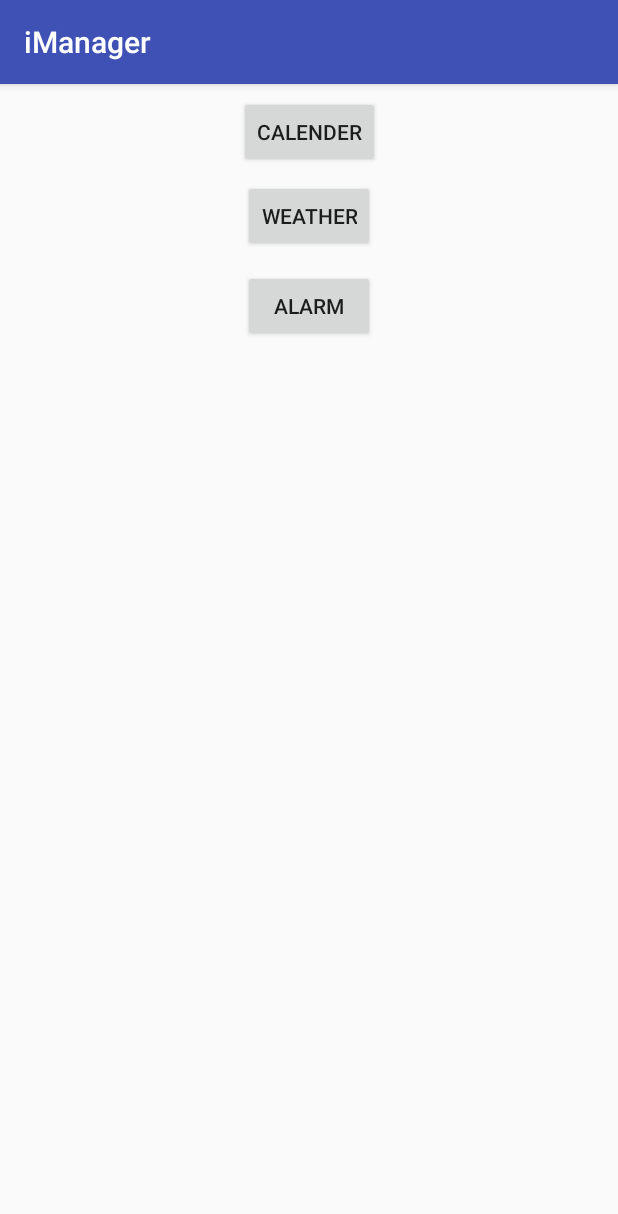
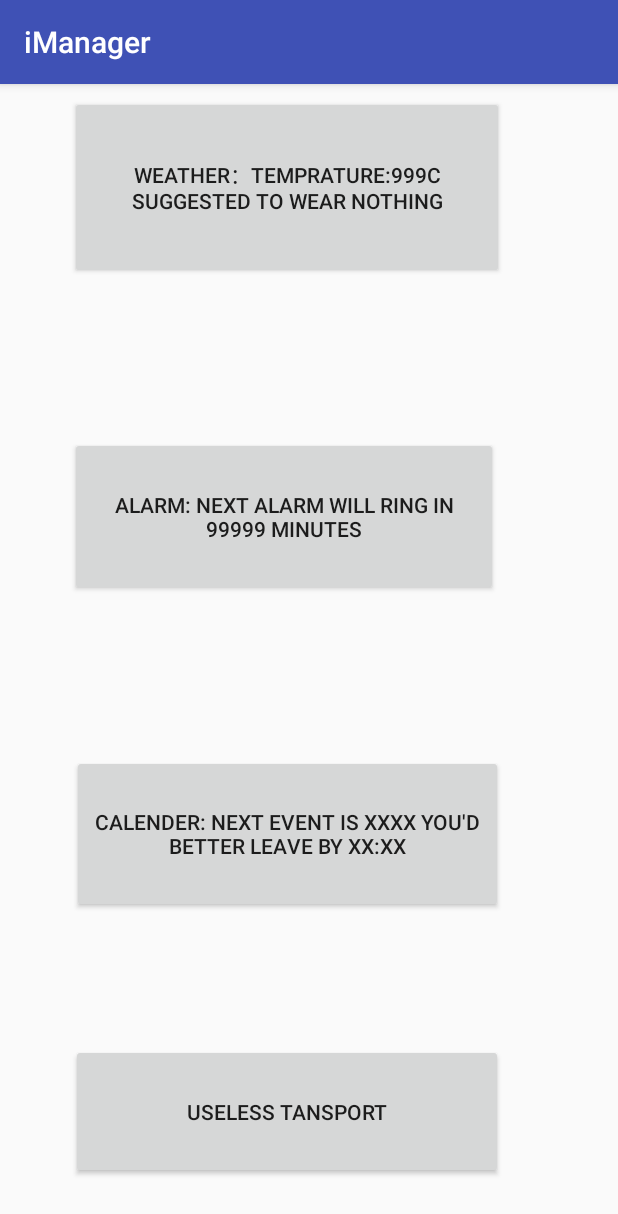
Before and after one commit to BarbaraJin/CS446, an Android app: the screen it shows after launch (MainActivity), on a phone screen of 412 x 824 dp. Shown: the top 1214 px of the screen. Run offline under Robolectric (Android 15) with nearby library versions, the phone set to English and light mode, and no system bars.

Commit message:
FIrst demo
demo demo demo

```diff
--- a/iManager/app/src/main/java/com/ziniuyimeixiang/imanager/MainActivity.java
+++ b/iManager/app/src/main/java/com/ziniuyimeixiang/imanager/MainActivity.java
@@ -35,6 +35,10 @@ public class MainActivity extends AppCompatActivity implements Observer{
         Intent weatherIntent = new Intent(MainActivity.this, Alarm.class);
         startActivity(weatherIntent);
     }
+    public void transClick(View view){
+        Intent weatherIntent = new Intent(MainActivity.this, TransActivity.class);
+        startActivity(weatherIntent);
+    }
     public void update(Observable o, Object arg) {
 
     }
--- a/iManager/app/src/main/res/layout/activity_main.xml
+++ b/iManager/app/src/main/res/layout/activity_main.xml
@@ -9,40 +9,69 @@
 
     <Button
         android:id="@+id/button"
-        android:layout_width="wrap_content"
-        android:layout_height="wrap_content"
+        android:layout_width="289dp"
+        android:layout_height="122dp"
+        android:layout_marginBottom="8dp"
         android:layout_marginEnd="8dp"
         android:layout_marginStart="8dp"
         android:layout_marginTop="8dp"
         android:onClick="weatherBottonClicked"
-        android:text="Weather"
+        android:text="Weather：temprature:999C Suggested to wear nothing"
+        app:layout_constraintBottom_toBottomOf="parent"
         app:layout_constraintEnd_toEndOf="parent"
+        app:layout_constraintHorizontal_bias="0.362"
         app:layout_constraintStart_toStartOf="parent"
-        app:layout_constraintTop_toBottomOf="@+id/button2" />
+        app:layout_constraintTop_toTopOf="parent"
+        app:layout_constraintVertical_bias="0.0" />
 
     <Button
         android:id="@+id/button2"
-        android:layout_width="wrap_content"
-        android:layout_height="wrap_content"
+        android:layout_width="287dp"
+        android:layout_height="105dp"
+        android:layout_marginBottom="8dp"
         android:layout_marginEnd="8dp"
         android:layout_marginStart="8dp"
         android:layout_marginTop="8dp"
         android:onClick="calenderBottonClicked"
-        android:text="calender"
+        android:text="calender: Next event is XXXX you'd better leave by XX:XX"
+        app:layout_constraintBottom_toBottomOf="parent"
         app:layout_constraintEnd_toEndOf="parent"
+        app:layout_constraintHorizontal_bias="0.37"
         app:layout_constraintStart_toStartOf="parent"
-        app:layout_constraintTop_toTopOf="parent" />
+        app:layout_constraintTop_toTopOf="parent"
+        app:layout_constraintVertical_bias="0.679" />
 
     <Button
         android:id="@+id/button3"
-        android:layout_width="wrap_content"
-        android:layout_height="wrap_content"
+        android:layout_width="285dp"
+        android:layout_height="106dp"
+        android:layout_marginBottom="8dp"
         android:layout_marginEnd="8dp"
         android:layout_marginStart="8dp"
-        android:layout_marginTop="12dp"
+        android:layout_marginTop="8dp"
         android:onClick="alarmBottonClicked"
-        android:text="Alarm"
+        android:text="Alarm: Next Alarm will ring in 99999 minutes"
+        app:layout_constraintBottom_toBottomOf="parent"
         app:layout_constraintEnd_toEndOf="parent"
+        app:layout_constraintHorizontal_bias="0.349"
         app:layout_constraintStart_toStartOf="parent"
-        app:layout_constraintTop_toBottomOf="@+id/button" />
+        app:layout_constraintTop_toTopOf="parent"
+        app:layout_constraintVertical_bias="0.352" />
+
+    <Button
+        android:id="@+id/Trans"
+        android:layout_width="288dp"
+        android:layout_height="90dp"
+        android:layout_marginBottom="8dp"
+        android:layout_marginEnd="8dp"
+        android:layout_marginStart="8dp"
+        android:layout_marginTop="8dp"
+        android:onClick="transClick"
+        android:text="Useless Tansport"
+        app:layout_constraintBottom_toBottomOf="parent"
+        app:layout_constraintEnd_toEndOf="parent"
+        app:layout_constraintHorizontal_bias="0.362"
+        app:layout_constraintStart_toStartOf="parent"
+        app:layout_constraintTop_toTopOf="parent"
+        app:layout_constraintVertical_bias="0.955" />
 </android.support.constraint.ConstraintLayout>
```
Also changed, not shown: iManager/app/src/main/AndroidManifest.xml (+4 -7 lines), iManager/app/src/main/java/com/ziniuyimeixiang/imanager/TransActivity.java (added, +13 -0 lines), iManager/app/src/main/res/layout/activity_trans.xml (added, +22 -0 lines).
